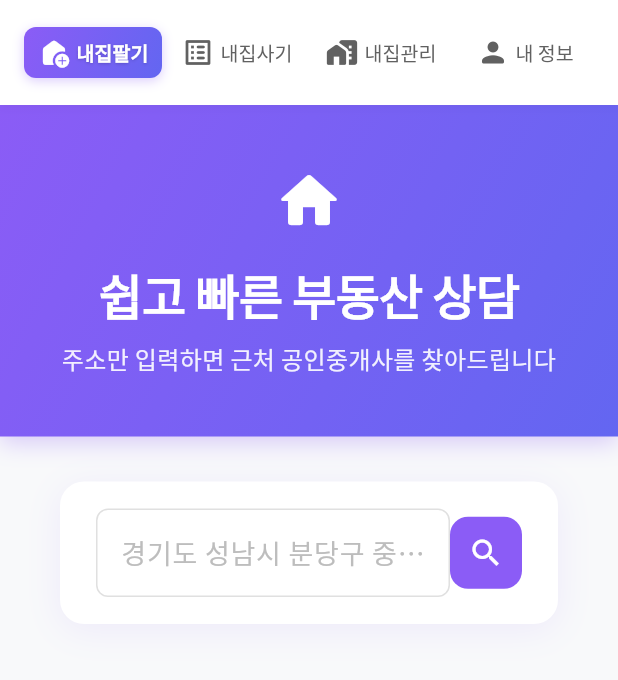
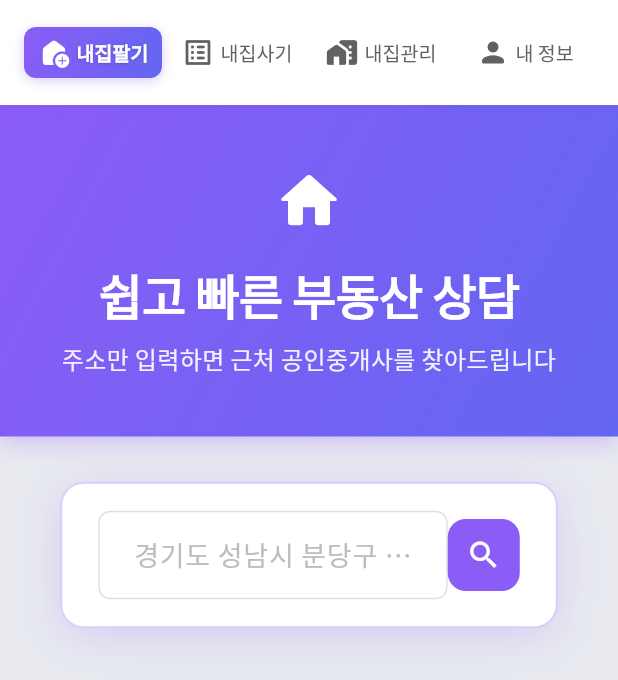
Before and after one commit to goldepond/TESTHOME, a Flutter app: the screen it shows after launch, on a phone screen of 412 x 824 dp. Shown: the top 680 px of the screen. Run offline on Flutter 3.47's test engine with Material 3 defaults, Android fonts, the phone set to English and light mode, and no system bars; our stand-ins replace cloud_firestore, file_picker, firebase_auth, firebase_core, fl_chart, geocoding and 3 more; missing offline and left inert: encrypt, flutter_naver_map, pointycastle; accounts and stored records are empty.

```diff
--- a/lib/constants/app_constants.dart
+++ b/lib/constants/app_constants.dart
@@ -8,11 +8,11 @@ class AppColors {
   static const Color kAccent = Color(0xFF7c3aed);       // 진한 보라색
 
   // 배경 및 텍스트
-  static const Color kBackground = Color(0xFFF8F9FA);   // 밝은 회색 배경
+  static const Color kBackground = Color(0xFFE8EAF0);   // 진한 회색 배경 (가시성 개선)
   static const Color kSurface = Color(0xFFFFFFFF);      // 흰색
-  static const Color kTextPrimary = Color(0xFF333333);  // 진한 텍스트
-  static const Color kTextSecondary = Color(0xFF666666);// 보통 텍스트
-  static const Color kTextLight = Color(0xFF999999);    // 밝은 텍스트
+  static const Color kTextPrimary = Color(0xFF1F2937);  // 더 진한 텍스트 (가시성 개선)
+  static const Color kTextSecondary = Color(0xFF4B5563);// 진한 보통 텍스트
+  static const Color kTextLight = Color(0xFF6B7280);    // 진한 밝은 텍스트
 
   // 그라데이션
   static const Color kGradientStart = Color(0xFF87CEEB); // Sky Blue
--- a/lib/screens/home_page.dart
+++ b/lib/screens/home_page.dart
@@ -994,11 +994,12 @@ class _HomePageState extends State<HomePage> {
                 decoration: BoxDecoration(
                   color: Colors.white,
                   borderRadius: const BorderRadius.all(Radius.circular(16)),
+                  border: Border.all(color: AppColors.kPrimary.withValues(alpha: 0.3), width: 1.5), // 테두리 추가
                   boxShadow: [
                     BoxShadow(
-                      color: AppColors.kPrimary.withValues(alpha: 0.1),
-                      blurRadius: 20,
-                      offset: const Offset(0, 4),
+                      color: AppColors.kPrimary.withValues(alpha: 0.2), // 그림자 강화
+                      blurRadius: 24,
+                      offset: const Offset(0, 6),
                     ),
                   ],
                 ),
@@ -1353,11 +1354,12 @@ class _HomePageState extends State<HomePage> {
                     decoration: BoxDecoration(
                       color: Colors.white,
                       borderRadius: BorderRadius.circular(16),
+                      border: Border.all(color: Colors.grey[300]!, width: 1), // 테두리 추가
                       boxShadow: [
                         BoxShadow(
-                          color: Colors.black.withValues(alpha:0.08),
-                          blurRadius: 12,
-                          offset: const Offset(0, 4),
+                          color: Colors.black.withValues(alpha:0.12), // 그림자 강화
+                          blurRadius: 20,
+                          offset: const Offset(0, 6),
                         ),
                       ],
                     ),
@@ -1403,11 +1405,12 @@ class _HomePageState extends State<HomePage> {
                   decoration: BoxDecoration(
                     color: Colors.white,
                     borderRadius: BorderRadius.circular(16),
+                    border: Border.all(color: AppColors.kPrimary.withValues(alpha: 0.2), width: 1.5), // 테두리 추가
                     boxShadow: [
                       BoxShadow(
-                        color: Colors.black.withValues(alpha:0.08),
-                        blurRadius: 12,
-                        offset: const Offset(0, 4),
+                        color: AppColors.kPrimary.withValues(alpha:0.15), // 색상 그림자
+                        blurRadius: 20,
+                        offset: const Offset(0, 6),
                       ),
                     ],
                   ),
```
